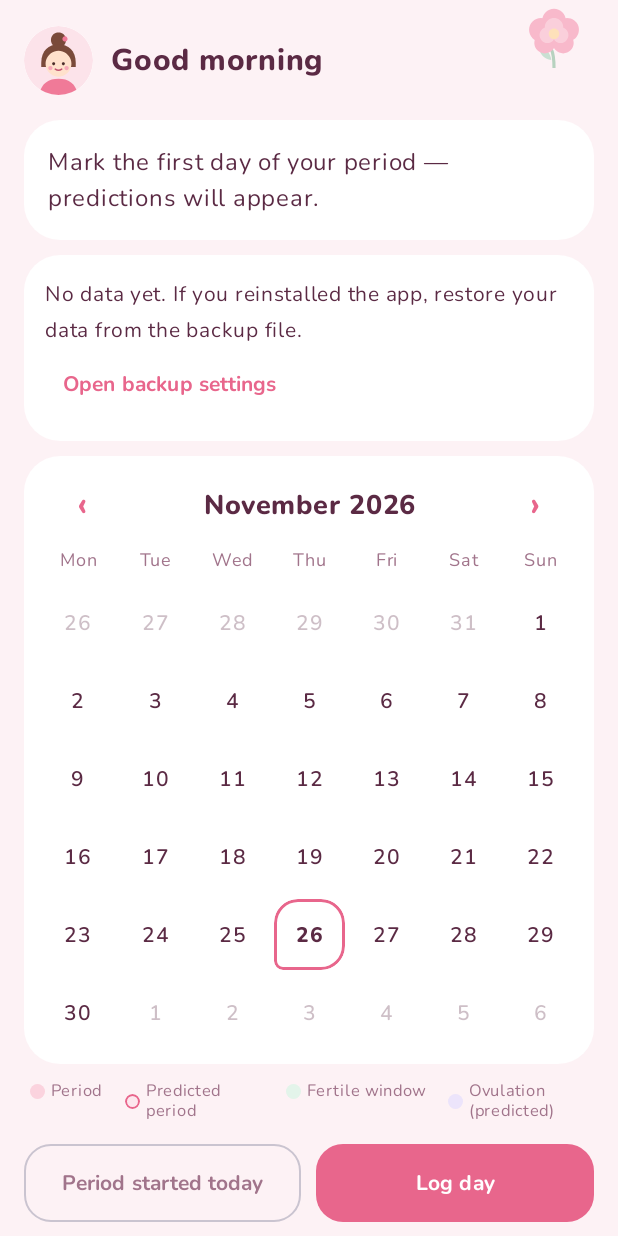
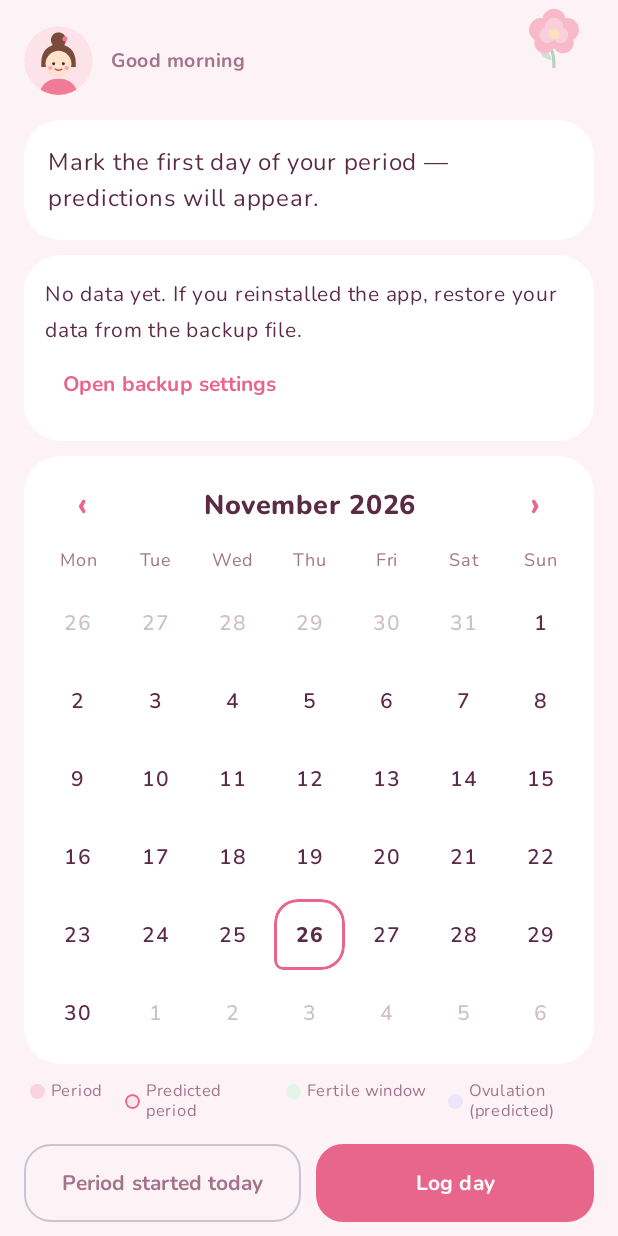
Before and after one commit to navaikashalot-ops/WoomanCalendar, an Android app built with Jetpack Compose: the composable CalendarScreen shown on its own in the app's theme, on a phone screen of 412 x 824 dp. Run offline under Robolectric (Android 15) with nearby library versions, the phone set to English and light mode, and no system bars; our stand-ins replace Room's generated code.

Commit message:
fix: приветствие и имя в две строки, как в макете
Co-Authored-By: Claude Opus 5.5 <noreply@anthropic.com>

```diff
--- a/app/src/main/java/com/example/mycycle/ui/calendar/CalendarScreen.kt
+++ b/app/src/main/java/com/example/mycycle/ui/calendar/CalendarScreen.kt
@@ -60,7 +60,6 @@ import com.example.mycycle.data.DayMarks
 import com.example.mycycle.data.Prediction
 import com.example.mycycle.ui.avatarRes
 import com.example.mycycle.ui.greetingRes
-import com.example.mycycle.ui.greetingText
 import com.example.mycycle.ui.iconRes
 import com.example.mycycle.ui.theme.PeonyColors
 import com.example.mycycle.ui.theme.PeonyShapes
@@ -187,7 +186,8 @@ internal fun PeonyCard(modifier: Modifier = Modifier, content: @Composable () ->
 
 @Composable
 private fun Header(state: UiState) {
-    val greeting = greetingText(stringResource(greetingRes(LocalTime.now().hour)), state.profile?.name ?: "")
+    val greeting = stringResource(greetingRes(LocalTime.now().hour))
+    val name = state.profile?.name ?: ""
     Box(Modifier.fillMaxWidth().height(56.dp)) {
         Image(
             painter = painterResource(R.drawable.deco_peony),
@@ -208,12 +208,22 @@ private fun Header(state: UiState) {
                     .background(MaterialTheme.colorScheme.surface),
             )
             Spacer(Modifier.width(12.dp))
+            Column {
                 Text(
                     greeting,
+                    fontSize = 13.sp,
+                    fontWeight = FontWeight.Bold,
+                    color = MaterialTheme.colorScheme.onSurfaceVariant,
+                )
+                if (name.isNotBlank()) {
+                    Text(
+                        name.trim(),
                         fontSize = 20.sp,
                         fontWeight = FontWeight.ExtraBold,
                         color = MaterialTheme.colorScheme.onBackground,
                     )
+                }
+            }
         }
     }
 }
```
Lines whose indentation alone changed are shown as unchanged.
